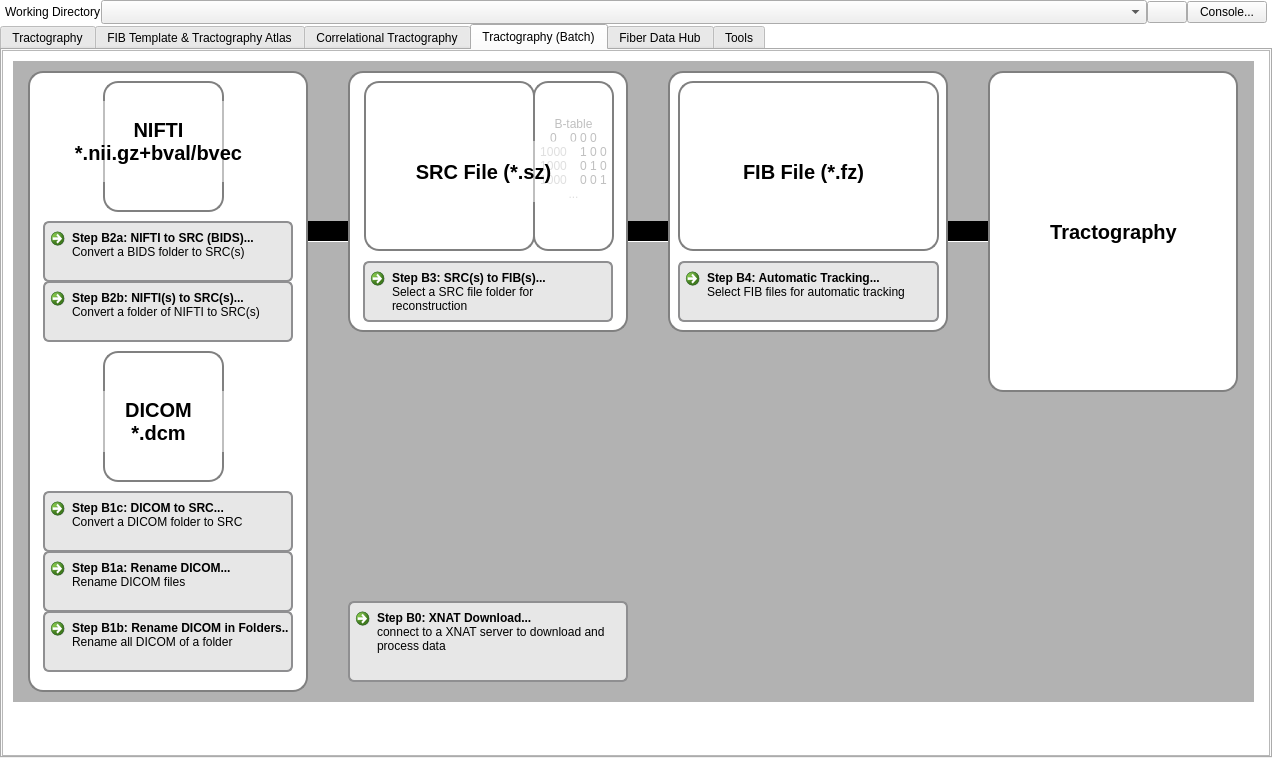
The window that mainwindow.ui (frankyeh/DSI-Studio) describes before a commit, drawn with Qt 5.
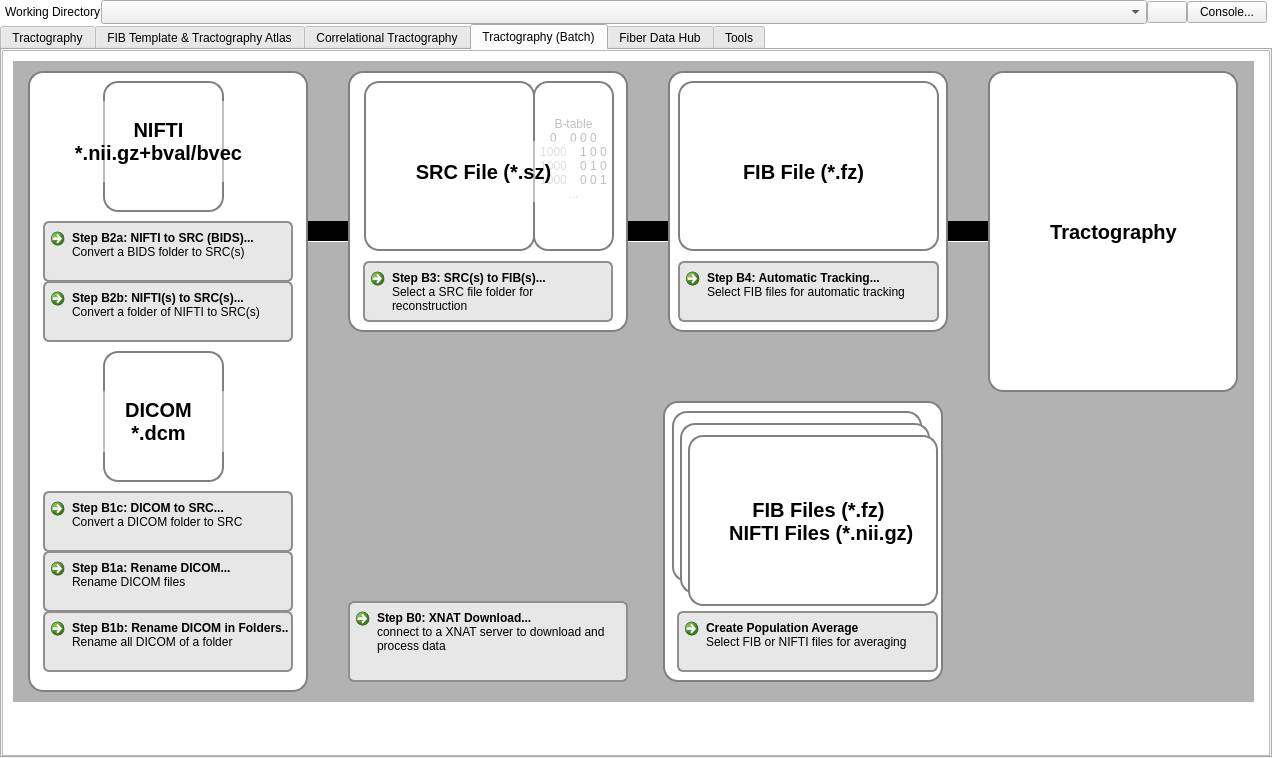
The same window after the commit. The open tabs and pages were chosen to show the change. Icons and pictures are not drawn.

The edit to the form file:
```diff
--- a/mainwindow.ui
+++ b/mainwindow.ui
@@ -150,7 +150,7 @@
     <item>
      <widget class="QTabWidget" name="tabWidget">
       <property name="currentIndex">
-       <number>0</number>
+       <number>3</number>
       </property>
       <widget class="QWidget" name="tab">
        <attribute name="icon">
@@ -2564,7 +2564,136 @@
                 <string/>
                </property>
               </widget>
+              <widget class="QLabel" name="label_39">
+               <property name="geometry">
+                <rect>
+                 <x>677</x>
+                 <y>372</y>
+                 <width>250</width>
+                 <height>171</height>
+                </rect>
+               </property>
+               <property name="styleSheet">
+                <string notr="true">QLabel {border: 2px solid gray;border-radius: 15px;padding: 5px;}</string>
+               </property>
+               <property name="text">
+                <string/>
+               </property>
+               <property name="pixmap">
+                <pixmap resource="icons.qrc">:/icons/icons/fib.png</pixmap>
+               </property>
+              </widget>
+              <widget class="QLabel" name="label_43">
+               <property name="geometry">
+                <rect>
+                 <x>669</x>
+                 <y>360</y>
+                 <width>250</width>
+                 <height>171</height>
+                </rect>
+               </property>
+               <property name="styleSheet">
+                <string notr="true">QLabel {border: 2px solid gray;border-radius: 15px;padding: 5px;}</string>
+               </property>
+               <property name="text">
+                <string/>
+               </property>
+               <property name="pixmap">
+                <pixmap resource="icons.qrc">:/icons/icons/fib.png</pixmap>
+               </property>
+              </widget>
+              <widget class="QLabel" name="label_44">
+               <property name="geometry">
+                <rect>
+                 <x>685</x>
+                 <y>384</y>
+                 <width>250</width>
+                 <height>171</height>
+                </rect>
+               </property>
+               <property name="styleSheet">
+                <string notr="true">QLabel {border: 2px solid gray;border-radius: 15px;padding: 5px;}</string>
+               </property>
+               <property name="text">
+                <string/>
+               </property>
+               <property name="pixmap">
+                <pixmap resource="icons.qrc">:/icons/icons/fib.png</pixmap>
+               </property>
+              </widget>
+              <widget class="QLabel" name="label_69">
+               <property name="geometry">
+                <rect>
+                 <x>660</x>
+                 <y>350</y>
+                 <width>280</width>
+                 <height>281</height>
+                </rect>
+               </property>
+               <property name="styleSheet">
+                <string notr="true">QLabel {border: 2px solid gray;border-radius: 15px;padding: 5px;color: black; }</string>
+               </property>
+               <property name="text">
+                <string/>
+               </property>
+              </widget>
+              <widget class="QCommandLinkButton" name="averagefib">
+               <property name="geometry">
+                <rect>
+                 <x>674</x>
+                 <y>560</y>
+                 <width>261</width>
+                 <height>61</height>
+                </rect>
+               </property>
+               <property name="styleSheet">
+                <string notr="true">QCommandLinkButton {border: 2px solid #8f8f91;border-radius: 6px;background-color: #e7e7e7;padding: 10px;color: black;} QCommandLinkButton:hover {background-color: #d0d0d0;} QCommandLinkButton:pressed {background-color: #bfbfbf;border-style: inset;color: black; }</string>
+               </property>
+               <property name="text">
+                <string>Create Population Average</string>
+               </property>
+               <property name="icon">
+                <iconset resource="icons.qrc">
+                 <normaloff>:/icons/icons/open.xpm</normaloff>:/icons/icons/open.xpm</iconset>
+               </property>
+               <property name="autoRepeatDelay">
+                <number>296</number>
+               </property>
+               <property name="description">
+                <string>Select FIB or NIFTI files for averaging</string>
+               </property>
+              </widget>
+              <widget class="QLabel" name="label_49">
+               <property name="geometry">
+                <rect>
+                 <x>720</x>
+                 <y>440</y>
+                 <width>191</width>
+                 <height>61</height>
+                </rect>
+               </property>
+               <property name="font">
+                <font>
+                 <pointsize>15</pointsize>
+                 <bold>true</bold>
+                </font>
+               </property>
+               <property name="styleSheet">
+                <string notr="true">QLabel { background-color: rgba(255, 255, 255, 127);color: black }</string>
+               </property>
+               <property name="text">
+                <string>FIB Files (*.fz)
+ NIFTI Files (*.nii.gz)</string>
+               </property>
+               <property name="alignment">
+                <set>Qt::AlignCenter</set>
+               </property>
+               <property name="wordWrap">
+                <bool>true</bool>
+               </property>
+              </widget>
               <zorder>label_41</zorder>
+              <zorder>label_69</zorder>
               <zorder>line_8</zorder>
               <zorder>label_65</zorder>
               <zorder>label_59</zorder>
@@ -2588,6 +2717,11 @@
               <zorder>xnat_download</zorder>
               <zorder>label_33</zorder>
               <zorder>label_32</zorder>
+              <zorder>label_43</zorder>
+              <zorder>label_39</zorder>
+              <zorder>label_44</zorder>
+              <zorder>averagefib</zorder>
+              <zorder>label_49</zorder>
              </widget>
             </item>
            </layout>
@@ -3076,28 +3210,6 @@
             <string>Perform linear registration</string>
            </property>
           </widget>
-          <widget class="QCommandLinkButton" name="averagefib">
-           <property name="geometry">
-            <rect>
-             <x>330</x>
-             <y>120</y>
-             <width>301</width>
-             <height>81</height>
-            </rect>
-           </property>
-           <property name="styleSheet">
-            <string notr="true">QCommandLinkButton {border: 2px solid #8f8f91;border-radius: 6px;background-color: #e7e7e7;padding: 10px;color: black;} QCommandLinkButton:hover {background-color: #d0d0d0;} QCommandLinkButton:pressed {background-color: #bfbfbf;border-style: inset;color: black; }</string>
-           </property>
-           <property name="text">
-            <string>Create Population-Averaged Template</string>
-           </property>
-           <property name="autoRepeatDelay">
-            <number>296</number>
-           </property>
-           <property name="description">
-            <string>Average the ODFs to create a template</string>
-           </property>
-          </widget>
           <widget class="QCommandLinkButton" name="nonlinear_reg">
            <property name="geometry">
             <rect>
@@ -3254,7 +3366,6 @@
           <zorder>label_12</zorder>
           <zorder>parse_network_measures</zorder>
           <zorder>linear_reg</zorder>
-          <zorder>averagefib</zorder>
           <zorder>nonlinear_reg</zorder>
           <zorder>view_image</zorder>
           <zorder>label_63</zorder>
```
